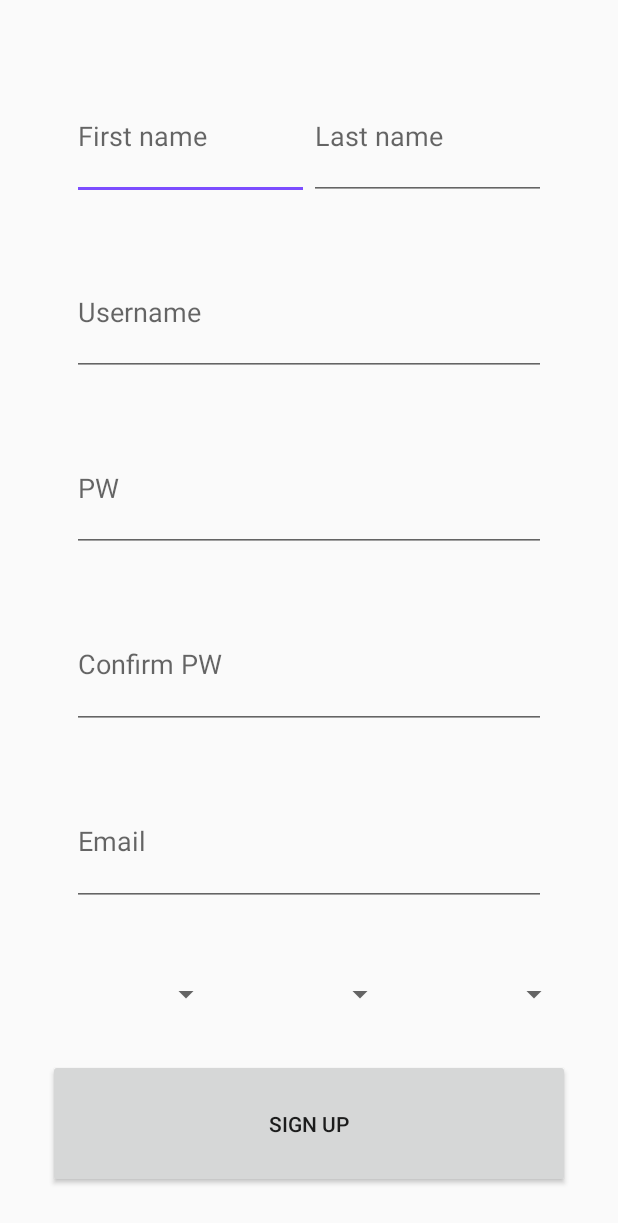
After one commit to jcbiznoff/PI, an Android app: the SignUpActivity screen opened directly, with no data from a screen before it, on a phone screen of 412 x 824 dp. The commit adds this screen. Shown: the top 1223 px of the screen. Run offline under Robolectric (Android 15) with nearby library versions, the phone set to English and light mode, and no system bars.

Commit message:
signup sr

```diff
--- a/app/build.gradle
+++ b/app/build.gradle
@@ -30,4 +30,7 @@ dependencies {
     //appcompats
     compile 'com.android.support:appcompat-v7:23.1.1'
     compile 'com.android.support:design:23.1.1'
+
+    //binder
+    compile 'com.jakewharton:butterknife:7.0.1'
 }
--- a/app/src/main/java/org/in2app/pi/App.java
+++ b/app/src/main/java/org/in2app/pi/App.java
@@ -12,6 +12,7 @@ public class App extends Application {
 
     private final static String PARSE_APP_KEY = "kcmNwFnHHDfanE4xbzZYzufPe5Cz74z1O4wftbej";
     private final static String PARSE_APP_SECRET = "VYQRtVcSJWUhGhjuLuy8kA7HKQ7rzbHa7Y37Work";
+    private final static String FACEBOOK_PUBLIC_TOKEN = "424019454456359|1bKu9Z_qb5Ppyw5ysZ1-MSeh-So";
 
     @Override
     public void onCreate() {
--- a/app/src/main/java/org/in2app/pi/MainActivity.java
+++ b/app/src/main/java/org/in2app/pi/MainActivity.java
@@ -67,7 +67,7 @@ public class MainActivity extends AppCompatActivity
         int id = item.getItemId();
 
         //noinspection SimplifiableIfStatement
-        if (id == R.id.action_settings) {
+        if (id == R.id.action_home) {
             return true;
         }
 
--- /dev/null
+++ b/app/src/main/java/org/in2app/pi/SignUpActivity.java
@@ -0,0 +1,17 @@
+package org.in2app.pi;
+
+import android.os.Bundle;
+import android.support.v7.app.AppCompatActivity;
+
+/**
+ * Created by jaychung on 1/2/16.
+ */
+public class SignUpActivity extends AppCompatActivity {
+
+    @Override
+    protected void onCreate(Bundle savedInstanceState) {
+        super.onCreate(savedInstanceState);
+        setContentView(R.layout.activity_signup);
+    }
+
+}
--- a/app/src/main/res/layout/activity_login.xml
+++ b/app/src/main/res/layout/activity_login.xml
@@ -83,6 +83,7 @@
         android:orientation="horizontal">
 
         <Button
+            android:id="@+id/btnLogin"
             android:layout_width="match_parent"
             android:layout_height="@dimen/btn_login_height"
             android:text="@string/log_in" />
@@ -106,6 +107,7 @@
             android:textColor="@color/white" />
 
         <TextView
+            android:id="@+id/btnSignUp"
             android:layout_width="0dp"
             android:layout_height="match_parent"
             android:layout_weight="4"
--- /dev/null
+++ b/app/src/main/res/layout/activity_signup.xml
@@ -0,0 +1,110 @@
+<?xml version="1.0" encoding="utf-8"?>
+<LinearLayout xmlns:android="http://schemas.android.com/apk/res/android"
+    android:layout_width="match_parent"
+    android:layout_height="match_parent"
+    android:orientation="vertical"
+    android:padding="@dimen/keyline_large">
+
+    <LinearLayout
+        android:layout_width="match_parent"
+        android:layout_height="0dp"
+        android:layout_margin="@dimen/keyline_small"
+        android:layout_weight="1"
+        android:orientation="horizontal">
+
+        <EditText
+            android:layout_width="0dp"
+            android:layout_height="match_parent"
+            android:layout_weight="1"
+            android:hint="First name" />
+
+        <EditText
+            android:layout_width="0dp"
+            android:layout_height="match_parent"
+            android:layout_weight="1"
+            android:hint="Last name" />
+    </LinearLayout>
+
+
+    <LinearLayout
+        android:layout_width="match_parent"
+        android:layout_height="0dp"
+        android:layout_margin="@dimen/keyline_small"
+        android:layout_weight="1"
+        android:orientation="horizontal">
+
+        <EditText
+            android:layout_width="match_parent"
+            android:layout_height="match_parent"
+            android:hint="Username" />
+    </LinearLayout>
+
+    <LinearLayout
+        android:layout_width="match_parent"
+        android:layout_height="0dp"
+        android:layout_margin="@dimen/keyline_small"
+        android:layout_weight="1"
+        android:orientation="horizontal">
+
+        <EditText
+            android:layout_width="match_parent"
+            android:layout_height="match_parent"
+            android:hint="PW" />
+    </LinearLayout>
+
+    <LinearLayout
+        android:layout_width="match_parent"
+        android:layout_height="0dp"
+        android:layout_margin="@dimen/keyline_small"
+        android:layout_weight="1"
+        android:orientation="horizontal">
+
+        <EditText
+            android:layout_width="match_parent"
+            android:layout_height="match_parent"
+            android:hint="Confirm PW" />
+    </LinearLayout>
+
+    <LinearLayout
+        android:layout_width="match_parent"
+        android:layout_height="0dp"
+        android:layout_margin="@dimen/keyline_small"
+        android:layout_weight="1"
+        android:orientation="horizontal">
+
+        <EditText
+            android:layout_width="match_parent"
+            android:layout_height="match_parent"
+            android:hint="Email" />
+    </LinearLayout>
+
+
+    <LinearLayout
+        android:layout_width="match_parent"
+        android:layout_height="0dp"
+        android:layout_weight="1"
+        android:orientation="horizontal">
+
+        <Spinner
+            android:layout_width="0dp"
+            android:layout_height="match_parent"
+            android:layout_weight="1"></Spinner>
+
+        <Spinner
+            android:layout_width="0dp"
+            android:layout_height="match_parent"
+            android:layout_weight="1"></Spinner>
+
+        <Spinner
+            android:layout_width="0dp"
+            android:layout_height="match_parent"
+            android:layout_weight="1"></Spinner>
+    </LinearLayout>
+
+
+    <Button
+        android:layout_width="match_parent"
+        android:layout_height="0dp"
+        android:layout_weight="1"
+        android:text="@string/signup" />
+</LinearLayout>
--- a/app/src/main/res/menu/main.xml
+++ b/app/src/main/res/menu/main.xml
@@ -2,8 +2,9 @@
 <menu xmlns:android="http://schemas.android.com/apk/res/android"
     xmlns:app="http://schemas.android.com/apk/res-auto">
     <item
-        android:id="@+id/action_settings"
+        android:id="@+id/action_home"
         android:orderInCategory="100"
+        android:icon="@drawable/ic_home_white_24dp"
         android:title="@string/action_settings"
-        app:showAsAction="never" />
+        app:showAsAction="always" />
 </menu>
--- a/app/src/main/res/values/dimens.xml
+++ b/app/src/main/res/values/dimens.xml
@@ -11,4 +11,5 @@
     <dimen name="keyline_small">16dp</dimen>
     <dimen name="keyline_medium">32dp</dimen>
     <dimen name="btn_login_height">48dp</dimen>
+    <dimen name="keyline_large">32dp</dimen>
 </resources>
```
Also changed, not shown: app/src/main/AndroidManifest.xml (+8 -4 lines), app/src/main/java/org/in2app/pi/DashboardHostActivity.java (added, +15 -0 lines), app/src/main/java/org/in2app/pi/LoginActivity.java (+22 -1 lines), app/src/main/res/layout/activity_dashboard_host.xml (added, +8 -0 lines), app/src/main/res/drawable-hdpi/ic_home_white_24dp.png (added), app/src/main/res/drawable-mdpi/ic_home_white_24dp.png (added), app/src/main/res/drawable-xhdpi/ic_home_white_24dp.png (added), app/src/main/res/drawable-xxhdpi/ic_home_white_24dp.png (added), app/src/main/res/drawable-xxxhdpi/ic_home_white_24dp.png (added).
